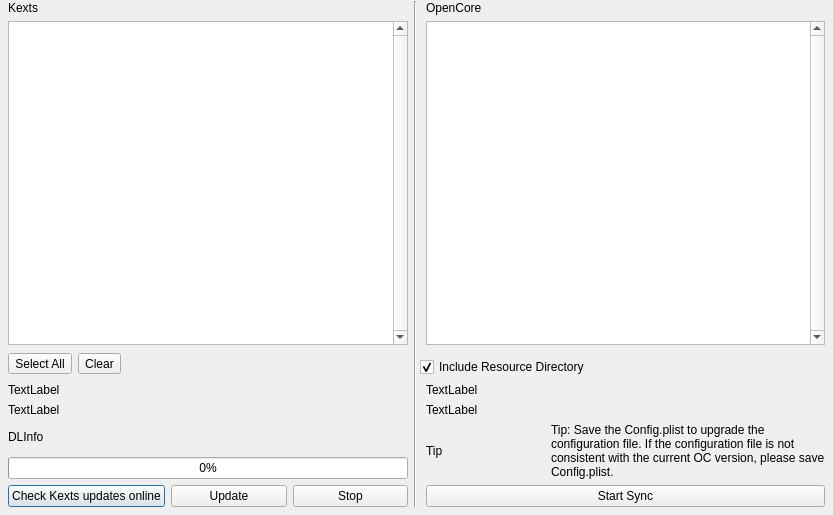
The window that syncocdialog.ui (ic005k/OCAuxiliaryTools) describes before a commit, drawn with Qt 5.
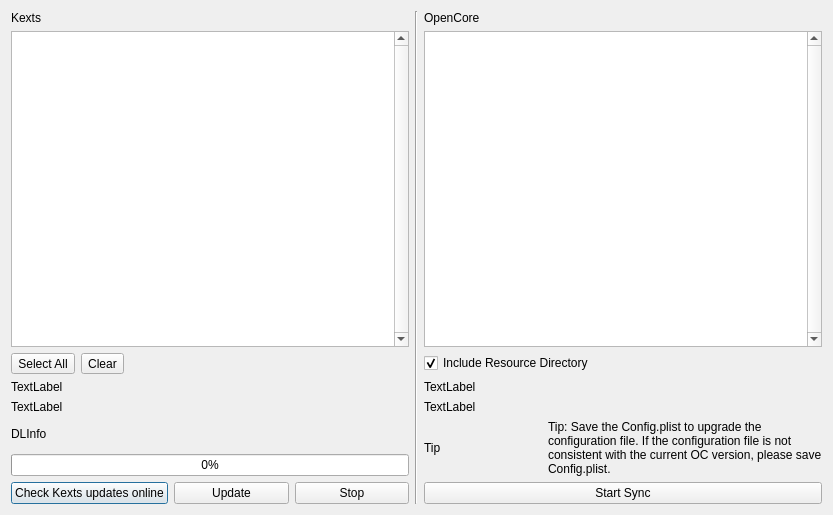
The same window after the commit.

Patch:
```diff
--- a/syncocdialog.ui
+++ b/syncocdialog.ui
@@ -13,19 +13,7 @@
   <property name="windowTitle">
    <string>Sync OC</string>
   </property>
-  <layout class="QGridLayout" name="gridLayout_10">
-   <property name="leftMargin">
-    <number>8</number>
-   </property>
-   <property name="topMargin">
-    <number>1</number>
-   </property>
-   <property name="rightMargin">
-    <number>8</number>
-   </property>
-   <property name="bottomMargin">
-    <number>8</number>
-   </property>
+  <layout class="QGridLayout" name="gridLayout_11">
    <item row="0" column="0">
     <layout class="QGridLayout" name="gridLayout_7">
      <item row="1" column="0">
@@ -71,14 +59,14 @@
      </item>
     </layout>
    </item>
-   <item row="0" column="1" rowspan="6" colspan="2">
+   <item row="0" column="1" rowspan="5">
     <widget class="Line" name="line">
      <property name="orientation">
       <enum>Qt::Vertical</enum>
      </property>
     </widget>
    </item>
-   <item row="0" column="3">
+   <item row="0" column="2">
     <layout class="QGridLayout" name="gridLayout_8">
      <item row="1" column="0">
       <widget class="QListWidget" name="listTarget">
@@ -111,7 +99,7 @@
      </item>
     </layout>
    </item>
-   <item row="1" column="0" rowspan="2">
+   <item row="1" column="0">
     <layout class="QGridLayout" name="gridLayout_9">
      <item row="0" column="1">
       <widget class="QToolButton" name="btnClearAll">
@@ -142,7 +130,9 @@
      </item>
     </layout>
    </item>
-   <item row="2" column="2" colspan="2">
+   <item row="1" column="2">
+    <layout class="QGridLayout" name="gridLayout_10">
+     <item row="0" column="0">
     <widget class="QCheckBox" name="chkIncludeResource">
      <property name="text">
       <string>Include Resource Directory</string>
@@ -152,7 +142,9 @@
      </property>
     </widget>
    </item>
-   <item row="3" column="0">
+    </layout>
+   </item>
+   <item row="2" column="0">
     <layout class="QGridLayout" name="gridLayout_4">
      <item row="0" column="0">
       <widget class="QLabel" name="lblTargetLastModi">
@@ -170,7 +162,7 @@
      </item>
     </layout>
    </item>
-   <item row="3" column="3">
+   <item row="2" column="2">
     <layout class="QGridLayout" name="gridLayout_6">
      <item row="1" column="0">
       <widget class="QLabel" name="lblTargetLastModi_2">
@@ -188,7 +180,7 @@
      </item>
     </layout>
    </item>
-   <item row="4" column="0">
+   <item row="3" column="0">
     <layout class="QGridLayout" name="gridLayout_5">
      <item row="0" column="0">
       <widget class="QLabel" name="labelShowDLInfo">
@@ -218,7 +210,7 @@
      </item>
     </layout>
    </item>
-   <item row="4" column="3">
+   <item row="3" column="2">
     <layout class="QGridLayout" name="gridLayout">
      <item row="0" column="1">
       <widget class="QLabel" name="label_2">
@@ -239,7 +231,7 @@
      </item>
     </layout>
    </item>
-   <item row="5" column="0">
+   <item row="4" column="0">
     <layout class="QGridLayout" name="gridLayout_2">
      <item row="0" column="0">
       <widget class="QPushButton" name="btnUpKexts">
@@ -264,7 +256,7 @@
      </item>
     </layout>
    </item>
-   <item row="5" column="3">
+   <item row="4" column="2">
     <layout class="QGridLayout" name="gridLayout_3">
      <item row="0" column="0">
       <widget class="QPushButton" name="btnStartSync">
```
Left out of the diff: 4 changed lines with no effect on the pictures. Lines whose indentation alone changed are shown as unchanged.
